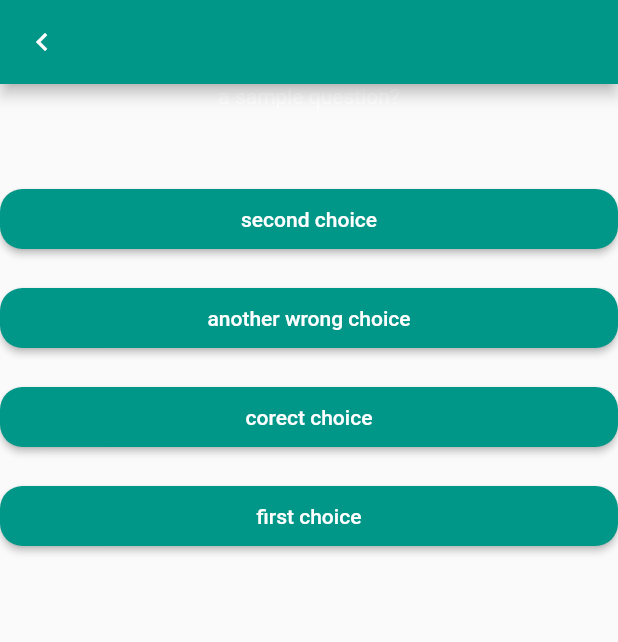
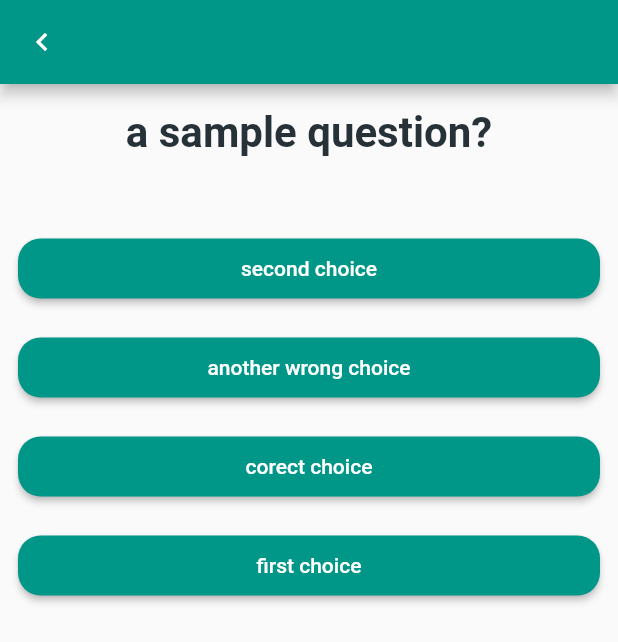
Before and after one commit to SlothfulAlfred/quiz_app, a Flutter app: the QuestionsViewModel screen opened directly with empty values, on a phone screen of 412 x 824 dp. Shown: the top 642 px of the screen. Run offline on Flutter 3.47's test engine with Material 2 defaults, Android fonts, the phone set to English and light mode, and no system bars; our stand-ins replace cloud_firestore, firebase_auth, firebase_core, firebase_storage, get_it; accounts and stored records are empty; network calls fail.

Commit message:
Change Text colors
The text in these widgets was white. This made the text totally unreadable on a white background, so they were changed to blue-grey for better readability.

```diff
--- a/lib/ui/views/questions_view.dart
+++ b/lib/ui/views/questions_view.dart
@@ -27,16 +27,22 @@ class QuestionsViewPage extends StatelessWidget {
   @override
   Widget build(BuildContext context) {
     return Center(
+      child: Padding(
+        padding: const EdgeInsets.fromLTRB(12, 16, 12, 4),
         child: Column(
           crossAxisAlignment: CrossAxisAlignment.center,
           children: [
-          Text(question.question),
+            Text(
+              question.question,
+              style: Theme.of(context).textTheme.headline6,
+            ),
             VerticalSpace.large,
             ChoicesGrid(
               choices: question.choicesList,
               onChoiceSelect: onChoiceSelected,
             ),
           ],
+        ),
       ),
     );
   }
@@ -48,7 +54,10 @@ class QuestionsFinishedPage extends StatelessWidget {
   @override
   Widget build(BuildContext context) {
     return Center(
-      child: Text("You've finished this quiz, Hooray!"),
+      child: Text(
+        "You've finished this quiz, Hooray!",
+        style: Theme.of(context).textTheme.headline2,
+      ),
     );
   }
 }
--- a/lib/ui/views/quiz_view.dart
+++ b/lib/ui/views/quiz_view.dart
@@ -42,6 +42,7 @@ class QuizView extends StatelessWidget {
                     softWrap: true,
                     // TODO: remember to remove style field when implementing Theme
                     style: TextStyle(
+                      color: Colors.blueGrey,
                       fontSize: 18,
                       fontWeight: FontWeight.w500,
                     ),
--- a/lib/ui/widgets/text_field.dart
+++ b/lib/ui/widgets/text_field.dart
@@ -18,10 +18,15 @@ class InputField extends StatelessWidget {
   @override
   Widget build(BuildContext context) {
     return TextField(
+      style: TextStyle(
+        color: Colors.blueGrey,
+        fontWeight: FontWeight.w600,
+      ),
       controller: controller,
       focusNode: focus,
       obscureText: isPassword,
       decoration: InputDecoration(
+        border: InputBorder.none,
         errorText: error,
         hintText: isPassword ? 'Password...' : 'someone@somewhere.com',
       ),
```
Lines whose indentation alone changed are shown as unchanged.
